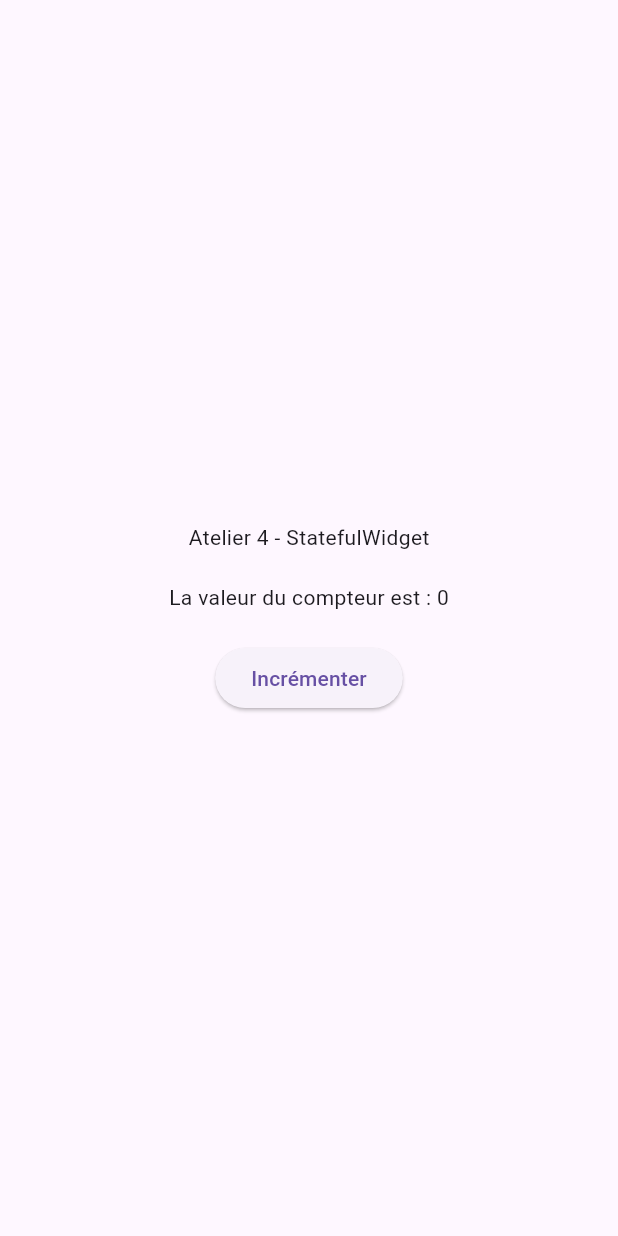
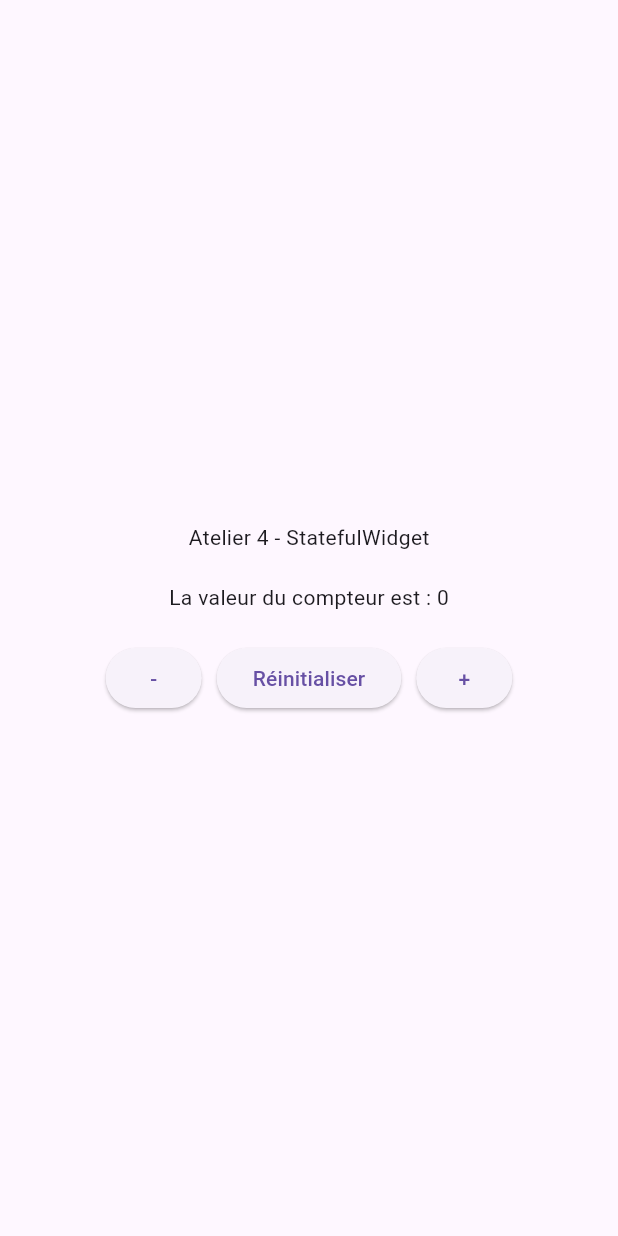
Before and after one commit to bekkai-mohibb/atelierflutter04, a Flutter app: the screen it shows after launch, on a phone screen of 412 x 824 dp. Run offline on Flutter 3.47's test engine with Material 3 defaults, Android fonts, the phone set to English and light mode, and no system bars.

Commit message:
etape4 qst123

```diff
--- a/lib/main.dart
+++ b/lib/main.dart
@@ -12,7 +12,6 @@ class MyWidget extends StatefulWidget {
 }
 
 class _MyWidgetState extends State<MyWidget> {
-
   int compteur = 0;
 
   @override
@@ -26,19 +25,38 @@ class _MyWidgetState extends State<MyWidget> {
               const Text("Atelier 4 - StatefulWidget"),
               const SizedBox(height: 20),
 
-
               Text("La valeur du compteur est : $compteur"),
 
               const SizedBox(height: 20),
 
 
+              Row(
+                mainAxisAlignment: MainAxisAlignment.center,
+                children: [
+                  ElevatedButton(
+                      onPressed: () {
+                        setState(() {
+                          compteur--;
+                        });
+                      },
+                      child: const Text("-")),
+                  const SizedBox(width: 10),
+                  ElevatedButton(
+                      onPressed: () {
+                        setState(() {
+                          compteur = 0;
+                        });
+                      },
+                      child: const Text("Réinitialiser")),
+                  const SizedBox(width: 10),
                   ElevatedButton(
                       onPressed: () {
                         setState(() {
                           compteur++;
                         });
                       },
-                child: const Text("Incrémenter"),
+                      child: const Text("+")),
+                ],
               ),
             ],
           ),
```
Lines whose indentation alone changed are shown as unchanged.
